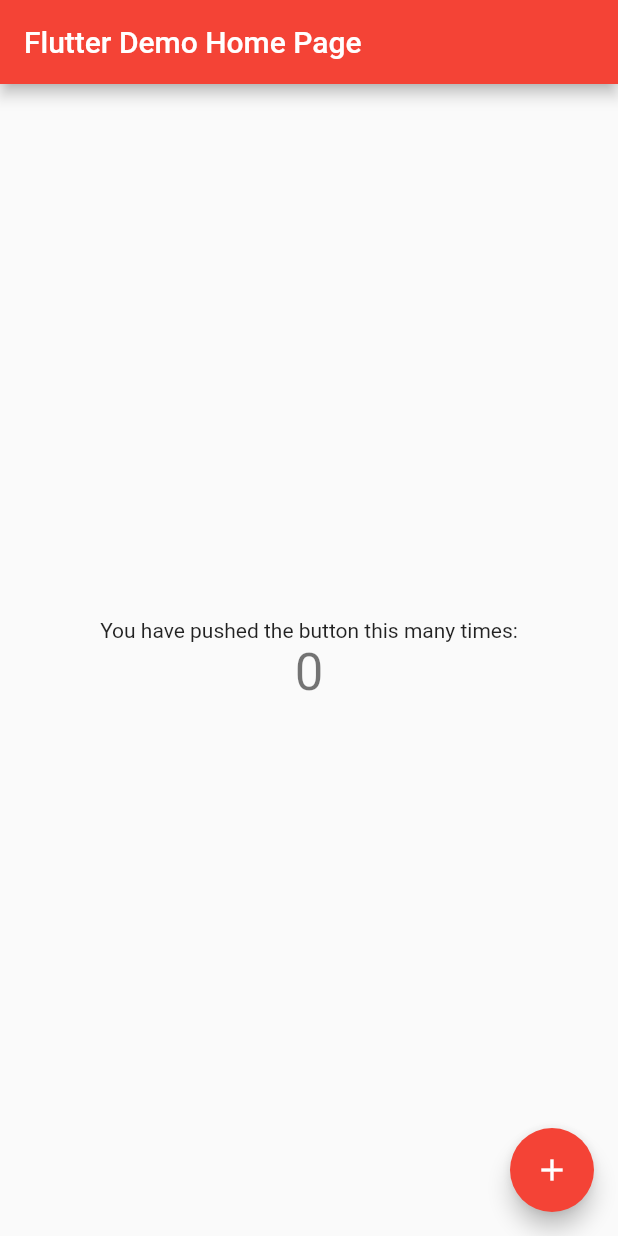
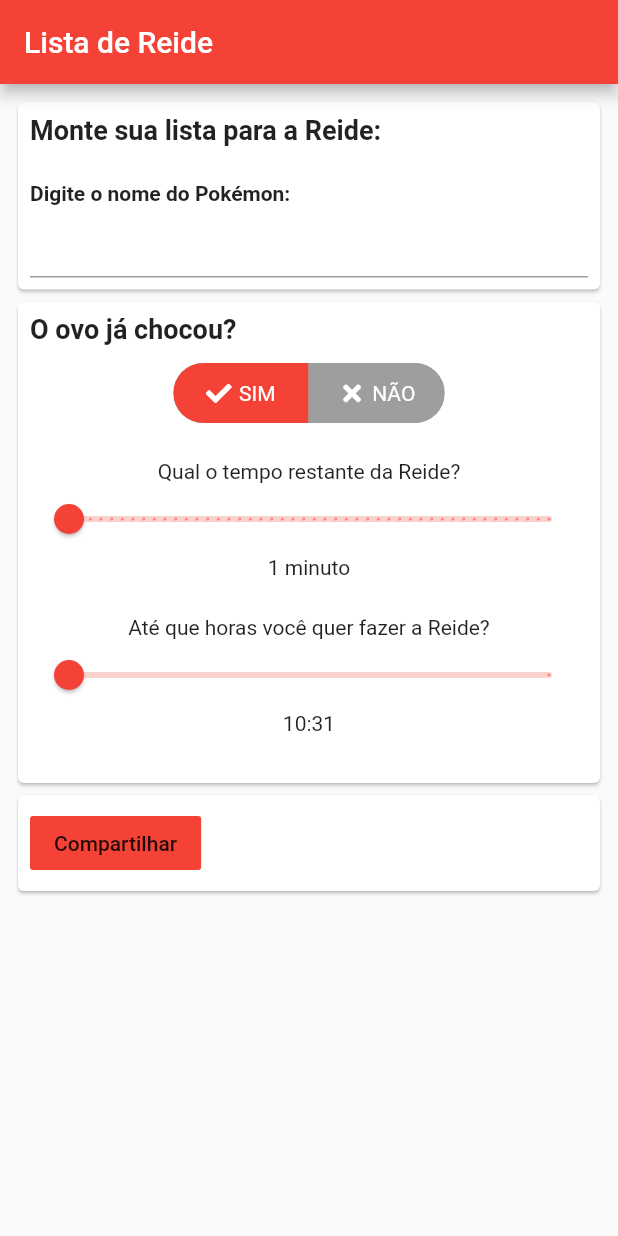
Before and after one commit to lohhans/RaidList, a Flutter app: the screen it shows after launch, on a phone screen of 412 x 824 dp. Run offline on Flutter 3.47's test engine with Material 2 defaults, Android fonts, the phone set to English and light mode, and no system bars; drawn by our look-alikes of toggle_switch; our stand-ins replace font_awesome_flutter.

Commit message:
Hatched menu started

```diff
--- a/lib/main.dart
+++ b/lib/main.dart
@@ -1,4 +1,6 @@
 import 'package:flutter/material.dart';
+import 'package:font_awesome_flutter/font_awesome_flutter.dart';
+import 'package:toggle_switch/toggle_switch.dart';
 
 void main() {
   runApp(MyApp());
@@ -9,7 +11,8 @@ class MyApp extends StatelessWidget {
   @override
   Widget build(BuildContext context) {
     return MaterialApp(
-      title: 'Flutter Demo',
+      debugShowCheckedModeBanner: false,
+      title: 'Raid list',
       theme: ThemeData(
         // This is the theme of your application.
         //
@@ -26,22 +29,13 @@ class MyApp extends StatelessWidget {
         // closer together (more dense) than on mobile platforms.
         visualDensity: VisualDensity.adaptivePlatformDensity,
       ),
-      home: MyHomePage(title: 'Flutter Demo Home Page'),
+      home: MyHomePage(title: 'Lista de Reide'),
     );
   }
 }
 
 class MyHomePage extends StatefulWidget {
   MyHomePage({Key key, this.title}) : super(key: key);
-
-  // This widget is the home page of your application. It is stateful, meaning
-  // that it has a State object (defined below) that contains fields that affect
-  // how it looks.
-
-  // This class is the configuration for the state. It holds the values (in this
-  // case the title) provided by the parent (in this case the App widget) and
-  // used by the build method of the State. Fields in a Widget subclass are
-  // always marked "final".
 
   final String title;
 
@@ -50,68 +44,179 @@ class MyHomePage extends StatefulWidget {
 }
 
 class _MyHomePageState extends State<MyHomePage> {
-  int _counter = 0;
-
-  void _incrementCounter() {
-    setState(() {
-      // This call to setState tells the Flutter framework that something has
-      // changed in this State, which causes it to rerun the build method below
-      // so that the display can reflect the updated values. If we changed
-      // _counter without calling setState(), then the build method would not be
-      // called again, and so nothing would appear to happen.
-      _counter++;
-    });
-  }
+  bool _chocou = false;
+  double _remainTimeOfRaid = 1;
+  double _maxWaitingTimeForRaid = 1;
+  var _currentTime = DateTime.now();
 
   @override
   Widget build(BuildContext context) {
-    // This method is rerun every time setState is called, for instance as done
-    // by the _incrementCounter method above.
-    //
-    // The Flutter framework has been optimized to make rerunning build methods
-    // fast, so that you can just rebuild anything that needs updating rather
-    // than having to individually change instances of widgets.
     return Scaffold(
       appBar: AppBar(
-        // Here we take the value from the MyHomePage object that was created by
-        // the App.build method, and use it to set our appbar title.
         title: Text(widget.title),
       ),
-      body: Center(
-        // Center is a layout widget. It takes a single child and positions it
-        // in the middle of the parent.
+      body: SingleChildScrollView(
+        child: Padding(
+          padding: const EdgeInsets.all(8),
           child: Column(
-          // Column is also a layout widget. It takes a list of children and
-          // arranges them vertically. By default, it sizes itself to fit its
-          // children horizontally, and tries to be as tall as its parent.
-          //
-          // Invoke "debug painting" (press "p" in the console, choose the
-          // "Toggle Debug Paint" action from the Flutter Inspector in Android
-          // Studio, or the "Toggle Debug Paint" command in Visual Studio Code)
-          // to see the wireframe for each widget.
-          //
-          // Column has various properties to control how it sizes itself and
-          // how it positions its children. Here we use mainAxisAlignment to
-          // center the children vertically; the main axis here is the vertical
-          // axis because Columns are vertical (the cross axis would be
-          // horizontal).
-          mainAxisAlignment: MainAxisAlignment.center,
             children: <Widget>[
+              Card(
+                child: Column(
+                  crossAxisAlignment: CrossAxisAlignment.stretch,
+                  children: <Widget>[
+                    Padding(
+                      padding: const EdgeInsets.all(8),
+                      child: Column(
+                        crossAxisAlignment: CrossAxisAlignment.start,
+                        children: [
                           Text(
-              'You have pushed the button this many times:',
+                            'Monte sua lista para a Reide:',
+                            style: TextStyle(
+                              fontWeight: FontWeight.bold,
+                              fontSize: 18,
+                            ),
+                          ),
+                          const SizedBox(
+                            height: 24,
                           ),
                           Text(
-              '$_counter',
-              style: Theme.of(context).textTheme.headline4,
+                            'Digite o nome do Pokémon:',
+                            style: TextStyle(
+                              fontWeight: FontWeight.bold,
+                            ),
+                          ),
+                          TextFormField(),
+                        ],
+                      ),
                     ),
                   ],
                 ),
               ),
-      floatingActionButton: FloatingActionButton(
-        onPressed: _incrementCounter,
-        tooltip: 'Increment',
-        child: Icon(Icons.add),
-      ), // This trailing comma makes auto-formatting nicer for build methods.
+              Card(
+                child: Column(
+                  crossAxisAlignment: CrossAxisAlignment.stretch,
+                  children: <Widget>[
+                    Padding(
+                      padding: const EdgeInsets.all(8),
+                      child: Column(
+                        crossAxisAlignment: CrossAxisAlignment.start,
+                        children: [
+                          Text(
+                            'O ovo já chocou?',
+                            style: TextStyle(
+                              fontWeight: FontWeight.bold,
+                              fontSize: 18,
+                            ),
+                          ),
+                          const SizedBox(
+                            height: 12,
+                          ),
+                          Center(
+                            child: ToggleSwitch(
+                              initialLabelIndex: _chocou ? 1 : 0,
+                              minWidth: 90.0,
+                              cornerRadius: 20.0,
+                              activeBgColor: Colors.red,
+                              activeFgColor: Colors.white,
+                              inactiveBgColor: Colors.grey,
+                              inactiveFgColor: Colors.white,
+                              labels: ['SIM', 'NÃO'],
+                              icons: [
+                                FontAwesomeIcons.check,
+                                FontAwesomeIcons.times,
+                              ],
+                              onToggle: (_) {
+                                setState(() {
+                                  _chocou = !_chocou;
+                                });
+                              },
+                            ),
+                          ),
+                          const SizedBox(
+                            height: 24,
+                          ),
+                          Visibility(
+                            visible: !_chocou,
+                            child: Column(
+                              children: [
+                                Text('Qual o tempo restante da Reide?'),
+                                Slider(
+                                  value: _remainTimeOfRaid,
+                                  label: _remainTimeOfRaid.toInt() == 1 ? _remainTimeOfRaid.toInt().toString() + " minuto" : _remainTimeOfRaid.toInt().toString() + " minutos",
+                                  divisions: 45,
+                                  min: 1,
+                                  max: 45,
+                                  onChanged: (time) {
+                                    setState(() {
+                                      _remainTimeOfRaid = time;
+                                      _currentTime = DateTime.now();
+                                      _maxWaitingTimeForRaid = 1;
+                                    });
+                                  },
+                                ),
+                                Text(_remainTimeOfRaid.toInt() == 1 ? _remainTimeOfRaid.toInt().toString() + " minuto" : _remainTimeOfRaid.toInt().toString() + " minutos"),
+                                const SizedBox(
+                                  height: 24,
+                                ),
+                                Text('Até que horas você quer fazer a Reide?'),
+                                Slider(
+                                  value: _maxWaitingTimeForRaid,
+                                  label: _currentTime.add(Duration(minutes: _maxWaitingTimeForRaid.toInt())).hour.toString() + ':' + _currentTime.add(Duration(minutes: _maxWaitingTimeForRaid.toInt())).minute.toString(),
+                                  divisions: _remainTimeOfRaid.toInt(),
+                                  min: 1,
+                                  max: _remainTimeOfRaid,
+                                  onChanged: (time) {
+                                    setState(() {
+                                      _maxWaitingTimeForRaid = time;
+                                    });
+                                  },
+                                ),
+                                Text(_currentTime.add(Duration(minutes: _maxWaitingTimeForRaid.toInt())).hour.toString() + ':' + _currentTime.add(Duration(minutes: _maxWaitingTimeForRaid.toInt())).minute.toString()),
+                                const SizedBox(
+                                  height: 24,
+                                ),
+                              ],
+                            ),
+                            replacement: Column(
+                              children: [
+                                Text('nn chocou'),
+                              ],
+                            ),
+                          ),
+                        ],
+                      ),
+                    ),
+                  ],
+                ),
+              ),
+              Card(
+                child: Column(
+                  crossAxisAlignment: CrossAxisAlignment.stretch,
+                  children: <Widget>[
+                    Padding(
+                      padding: const EdgeInsets.all(8),
+                      child: Column(
+                        crossAxisAlignment: CrossAxisAlignment.start,
+                        children: [
+                          FlatButton(
+                            child: Text('Compartilhar'),
+                            color: Colors.red,
+                            onPressed: () {
+                              var today = new DateTime.now();
+                              var endOfRaid = today.add(Duration(minutes: _remainTimeOfRaid.toInt()));
+                              print(endOfRaid.hour.toString() + ':' + endOfRaid.minute.toString());
+                            },
+                          ),
+                        ],
+                      ),
+                    ),
+                  ],
+                ),
+              ),
+            ],
+          ),
+        ),
+      ),
     );
   }
 }
--- a/pubspec.yaml
+++ b/pubspec.yaml
@@ -28,6 +28,8 @@ dependencies:
   # The following adds the Cupertino Icons font to your application.
   # Use with the CupertinoIcons class for iOS style icons.
   cupertino_icons: ^0.1.3
+  toggle_switch:
+  font_awesome_flutter:
 
 dev_dependencies:
   flutter_test:
```
Also changed, not shown: pubspec.lock. Lines whose indentation alone changed are shown as unchanged.
